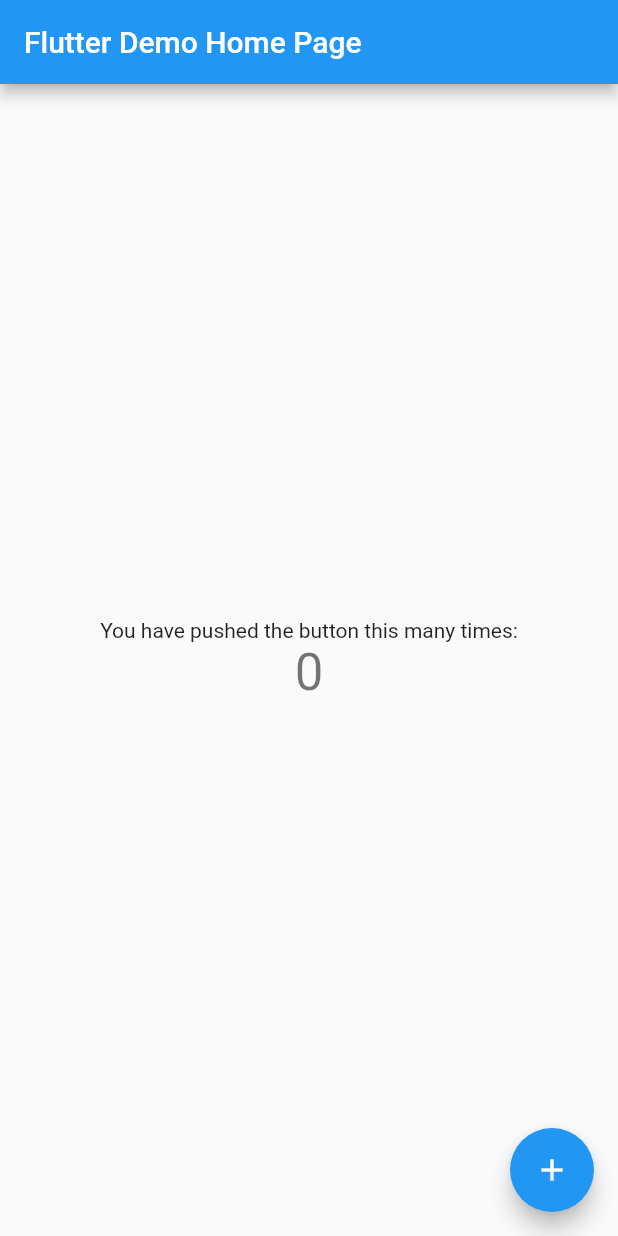
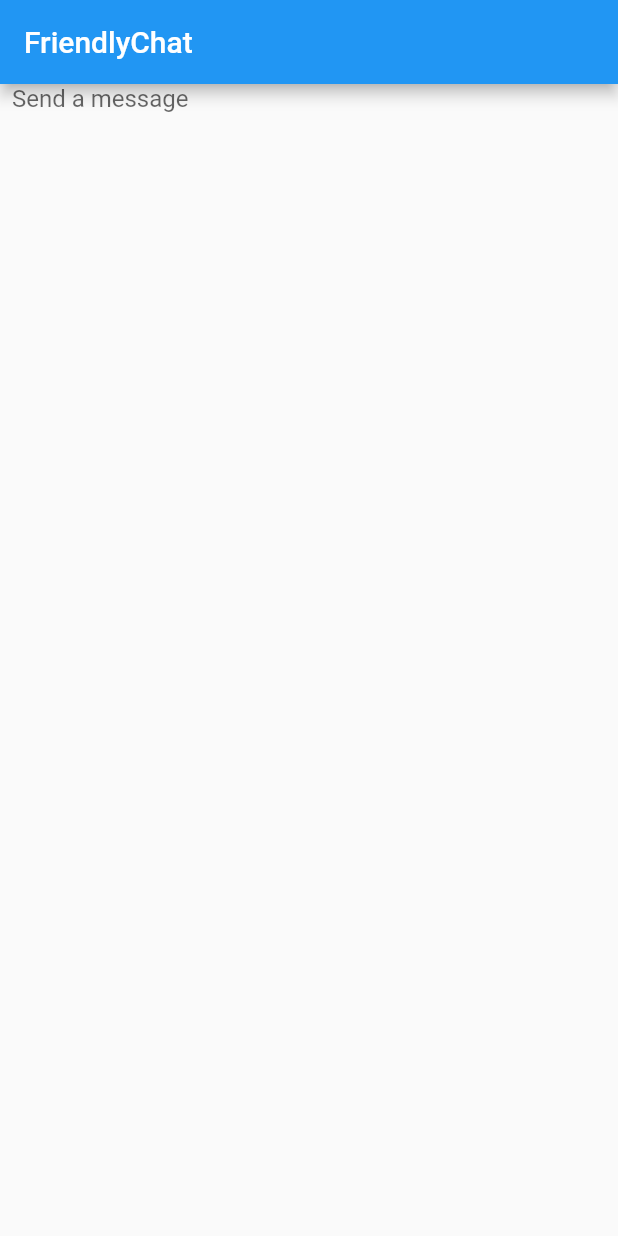
Before and after one commit to omer358/Friendly-Chat, a Flutter app: the screen it shows after launch, on a phone screen of 412 x 824 dp. Run offline on Flutter 3.47's test engine with Material 2 defaults, Android fonts, the phone set to English and light mode, and no system bars.

Commit message:
Adding a TextField

```diff
--- a/lib/main.dart
+++ b/lib/main.dart
@@ -1,115 +1,55 @@
 import 'package:flutter/material.dart';
 
 void main() {
-  runApp(const MyApp());
+  runApp(FriendlyChatApp());
 }
 
-class MyApp extends StatelessWidget {
-  const MyApp({Key? key}) : super(key: key);
+class FriendlyChatApp extends StatelessWidget {
+  const FriendlyChatApp({
+    Key? key,
+  }) : super(key: key);
 
-  // This widget is the root of your application.
   @override
   Widget build(BuildContext context) {
-    return MaterialApp(
-      title: 'Flutter Demo',
-      theme: ThemeData(
-        // This is the theme of your application.
-        //
-        // Try running your application with "flutter run". You'll see the
-        // application has a blue toolbar. Then, without quitting the app, try
-        // changing the primarySwatch below to Colors.green and then invoke
-        // "hot reload" (press "r" in the console where you ran "flutter run",
-        // or simply save your changes to "hot reload" in a Flutter IDE).
-        // Notice that the counter didn't reset back to zero; the application
-        // is not restarted.
-        primarySwatch: Colors.blue,
-      ),
-      home: const MyHomePage(title: 'Flutter Demo Home Page'),
+    return const MaterialApp(
+      title: "FriendlyChat",
+      home: ChatScreen(),
     );
   }
 }
 
-class MyHomePage extends StatefulWidget {
-  const MyHomePage({Key? key, required this.title}) : super(key: key);
-
-  // This widget is the home page of your application. It is stateful, meaning
-  // that it has a State object (defined below) that contains fields that affect
-  // how it looks.
-
-  // This class is the configuration for the state. It holds the values (in this
-  // case the title) provided by the parent (in this case the App widget) and
-  // used by the build method of the State. Fields in a Widget subclass are
-  // always marked "final".
-
-  final String title;
+class ChatScreen extends StatefulWidget {
+  const ChatScreen({Key? key}) : super(key: key);
 
   @override
-  State<MyHomePage> createState() => _MyHomePageState();
+  State<ChatScreen> createState() => _ChatScreenState();
 }
 
-class _MyHomePageState extends State<MyHomePage> {
-  int _counter = 0;
-
-  void _incrementCounter() {
-    setState(() {
-      // This call to setState tells the Flutter framework that something has
-      // changed in this State, which causes it to rerun the build method below
-      // so that the display can reflect the updated values. If we changed
-      // _counter without calling setState(), then the build method would not be
-      // called again, and so nothing would appear to happen.
-      _counter++;
-    });
-  }
+class _ChatScreenState extends State<ChatScreen> {
+  final _textcontroller = TextEditingController();
 
   @override
   Widget build(BuildContext context) {
-    // This method is rerun every time setState is called, for instance as done
-    // by the _incrementCounter method above.
-    //
-    // The Flutter framework has been optimized to make rerunning build methods
-    // fast, so that you can just rebuild anything that needs updating rather
-    // than having to individually change instances of widgets.
     return Scaffold(
       appBar: AppBar(
-        // Here we take the value from the MyHomePage object that was created by
-        // the App.build method, and use it to set our appbar title.
-        title: Text(widget.title),
+        title: const Text("FriendlyChat"),
       ),
-      body: Center(
-        // Center is a layout widget. It takes a single child and positions it
-        // in the middle of the parent.
-        child: Column(
-          // Column is also a layout widget. It takes a list of children and
-          // arranges them vertically. By default, it sizes itself to fit its
-          // children horizontally, and tries to be as tall as its parent.
-          //
-          // Invoke "debug painting" (press "p" in the console, choose the
-          // "Toggle Debug Paint" action from the Flutter Inspector in Android
-          // Studio, or the "Toggle Debug Paint" command in Visual Studio Code)
-          // to see the wireframe for each widget.
-          //
-          // Column has various properties to control how it sizes itself and
-          // how it positions its children. Here we use mainAxisAlignment to
-          // center the children vertically; the main axis here is the vertical
-          // axis because Columns are vertical (the cross axis would be
-          // horizontal).
-          mainAxisAlignment: MainAxisAlignment.center,
-          children: <Widget>[
-            const Text(
-              'You have pushed the button this many times:',
-            ),
-            Text(
-              '$_counter',
-              style: Theme.of(context).textTheme.headline4,
-            ),
-          ],
-        ),
-      ),
-      floatingActionButton: FloatingActionButton(
-        onPressed: _incrementCounter,
-        tooltip: 'Increment',
-        child: const Icon(Icons.add),
-      ), // This trailing comma makes auto-formatting nicer for build methods.
+      body: _buildTextComposer(),
     );
   }
+
+  Widget _buildTextComposer() {
+    return Container(
+      margin: const EdgeInsets.symmetric(horizontal: 8.0),
+      child: TextField(
+        controller: _textcontroller,
+        onSubmitted: _handleSubmitted,
+        decoration: const InputDecoration.collapsed(hintText: "Send a message"),
+      ),
+    );
+  }
+
+  void _handleSubmitted(String text) {
+    _textcontroller.clear();
+  }
 }
```
